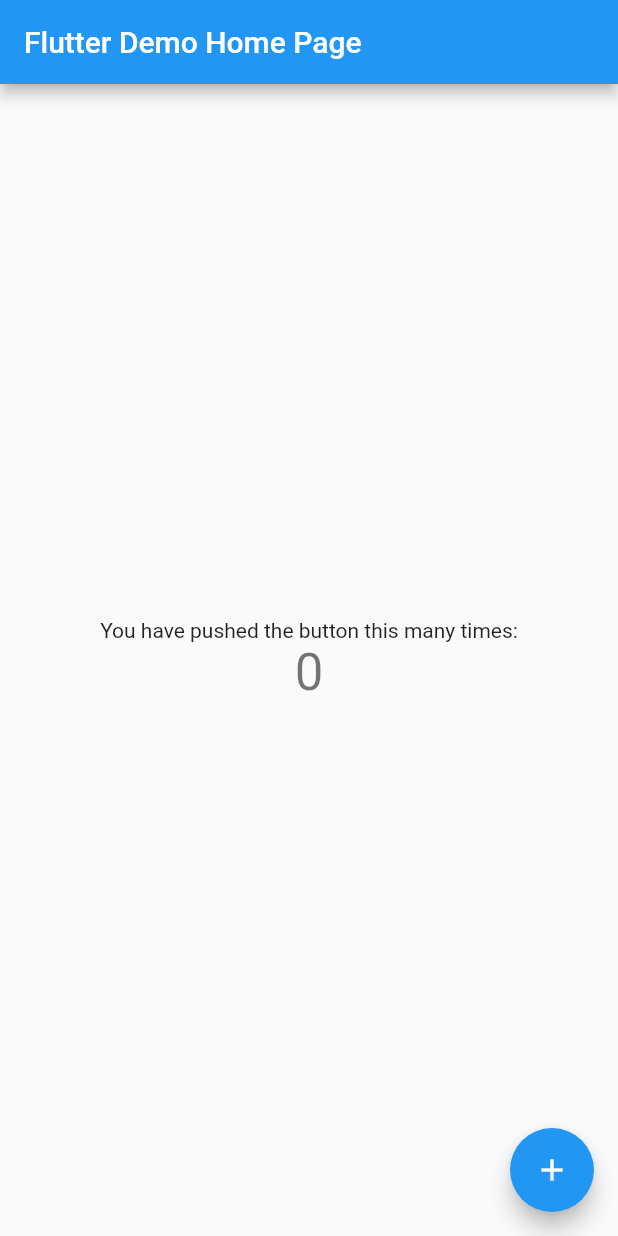
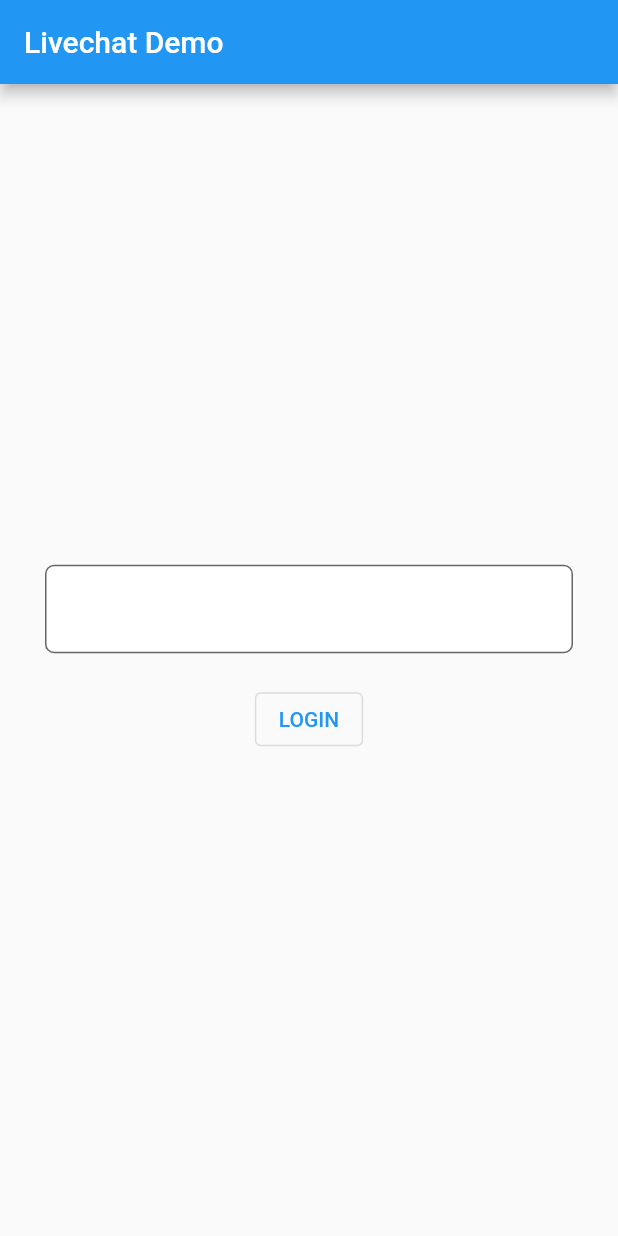
Before and after one commit to matteobuscemi/livechat_demo, a Flutter app: the screen it shows after launch, on a phone screen of 412 x 824 dp. Run offline on Flutter 3.47's test engine with Material 2 defaults, Android fonts, the light colour scheme and no system bars.

Commit message:
feature: loginScreen.dart start

```diff
--- /dev/null
+++ b/lib/SocketIOChat/loginScreen.dart
@@ -0,0 +1,60 @@
+// ignore_for_file: prefer_const_constructors
+
+import 'package:flutter/material.dart';
+
+class LoginScreen extends StatefulWidget {
+  LoginScreen() : super();
+
+  static const String ROUTE_ID = 'login_screen';
+
+  @override
+  _LoginScreenState createState() => _LoginScreenState();
+}
+
+class _LoginScreenState extends State<LoginScreen> {
+  TextEditingController _usernameController;
+
+  @override
+  void initState() {
+    super.initState();
+  }
+
+  @override
+  Widget build(BuildContext context) {
+    return Scaffold(
+      appBar: AppBar(
+        title: Text("Livechat Demo"),
+      ),
+      body: Container(
+        alignment: Alignment.center,
+        padding: EdgeInsets.all(30.0),
+        child: Column(
+          mainAxisSize: MainAxisSize.min,
+          children: <Widget>[
+            TextField(
+              controller: _usernameController,
+              textAlign: TextAlign.center,
+              decoration: InputDecoration(
+                border: OutlineInputBorder(
+                  borderRadius: BorderRadius.all(Radius.circular(6.0)),
+                ),
+                filled: true,
+                fillColor: Colors.white,
+                contentPadding: EdgeInsets.all(20.0),
+              ),
+            ),
+            SizedBox(
+              height: 20.0,
+            ),
+            OutlinedButton(
+              child: Text('LOGIN'),
+              onPressed: () {
+
+              },
+            ),
+          ],
+        ),
+      ),
+    );
+  }
+}
--- /dev/null
+++ b/lib/SocketIOChat/routes.dart
@@ -0,0 +1,15 @@
+import 'package:livechat_demo/SocketIOChat/loginScreen.dart';
+import 'package:livechat_demo/main.dart';
+
+class Routes{
+  static routes() {
+    return {
+      LoginScreen.ROUTE_ID: (context) => LoginScreen(),
+
+    };
+  }
+
+  static initScreen() {
+    return LoginScreen.ROUTE_ID;
+  }
+}
--- a/lib/main.dart
+++ b/lib/main.dart
@@ -1,115 +1,18 @@
 import 'package:flutter/material.dart';
 
+import 'package:livechat_demo/SocketIOChat/routes.dart';
+
 void main() {
-  runApp(const MyApp());
+  runApp(HomeApp());
 }
 
-class MyApp extends StatelessWidget {
-  const MyApp({Key? key}) : super(key: key);
-
-  // This widget is the root of your application.
+class HomeApp extends StatelessWidget {
   @override
   Widget build(BuildContext context) {
     return MaterialApp(
-      title: 'Flutter Demo',
-      theme: ThemeData(
-        // This is the theme of your application.
-        //
-        // Try running your application with "flutter run". You'll see the
-        // application has a blue toolbar. Then, without quitting the app, try
-        // changing the primarySwatch below to Colors.green and then invoke
-        // "hot reload" (press "r" in the console where you ran "flutter run",
-        // or simply save your changes to "hot reload" in a Flutter IDE).
-        // Notice that the counter didn't reset back to zero; the application
-        // is not restarted.
-        primarySwatch: Colors.blue,
-      ),
-      home: const MyHomePage(title: 'Flutter Demo Home Page'),
-    );
+      debugShowCheckedModeBanner: false,
+      routes: Routes.routes(),
+      initialRoute: Routes.initScreen(),
+      );
   }
 }
-
-class MyHomePage extends StatefulWidget {
-  const MyHomePage({Key? key, required this.title}) : super(key: key);
-
-  // This widget is the home page of your application. It is stateful, meaning
-  // that it has a State object (defined below) that contains fields that affect
-  // how it looks.
-
-  // This class is the configuration for the state. It holds the values (in this
-  // case the title) provided by the parent (in this case the App widget) and
-  // used by the build method of the State. Fields in a Widget subclass are
-  // always marked "final".
-
-  final String title;
-
-  @override
-  State<MyHomePage> createState() => _MyHomePageState();
-}
-
-class _MyHomePageState extends State<MyHomePage> {
-  int _counter = 0;
-
-  void _incrementCounter() {
-    setState(() {
-      // This call to setState tells the Flutter framework that something has
-      // changed in this State, which causes it to rerun the build method below
-      // so that the display can reflect the updated values. If we changed
-      // _counter without calling setState(), then the build method would not be
-      // called again, and so nothing would appear to happen.
-      _counter++;
-    });
-  }
-
-  @override
-  Widget build(BuildContext context) {
-    // This method is rerun every time setState is called, for instance as done
-    // by the _incrementCounter method above.
-    //
-    // The Flutter framework has been optimized to make rerunning build methods
-    // fast, so that you can just rebuild anything that needs updating rather
-    // than having to individually change instances of widgets.
-    return Scaffold(
-      appBar: AppBar(
-        // Here we take the value from the MyHomePage object that was created by
-        // the App.build method, and use it to set our appbar title.
-        title: Text(widget.title),
-      ),
-      body: Center(
-        // Center is a layout widget. It takes a single child and positions it
-        // in the middle of the parent.
-        child: Column(
-          // Column is also a layout widget. It takes a list of children and
-          // arranges them vertically. By default, it sizes itself to fit its
-          // children horizontally, and tries to be as tall as its parent.
-          //
-          // Invoke "debug painting" (press "p" in the console, choose the
-          // "Toggle Debug Paint" action from the Flutter Inspector in Android
-          // Studio, or the "Toggle Debug Paint" command in Visual Studio Code)
-          // to see the wireframe for each widget.
-          //
-          // Column has various properties to control how it sizes itself and
-          // how it positions its children. Here we use mainAxisAlignment to
-          // center the children vertically; the main axis here is the vertical
-          // axis because Columns are vertical (the cross axis would be
-          // horizontal).
-          mainAxisAlignment: MainAxisAlignment.center,
-          children: <Widget>[
-            const Text(
-              'You have pushed the button this many times:',
-            ),
-            Text(
-              '$_counter',
-              style: Theme.of(context).textTheme.headline4,
-            ),
-          ],
-        ),
-      ),
-      floatingActionButton: FloatingActionButton(
-        onPressed: _incrementCounter,
-        tooltip: 'Increment',
-        child: const Icon(Icons.add),
-      ), // This trailing comma makes auto-formatting nicer for build methods.
-    );
-  }
-}
```
Also changed, not shown: pubspec.yaml (+42 -62 lines), lib/SocketIOChat/chatScreen.dart (added), lib/SocketIOChat/chatUsersScreen.dart (added), pubspec.lock, 2 other files.
